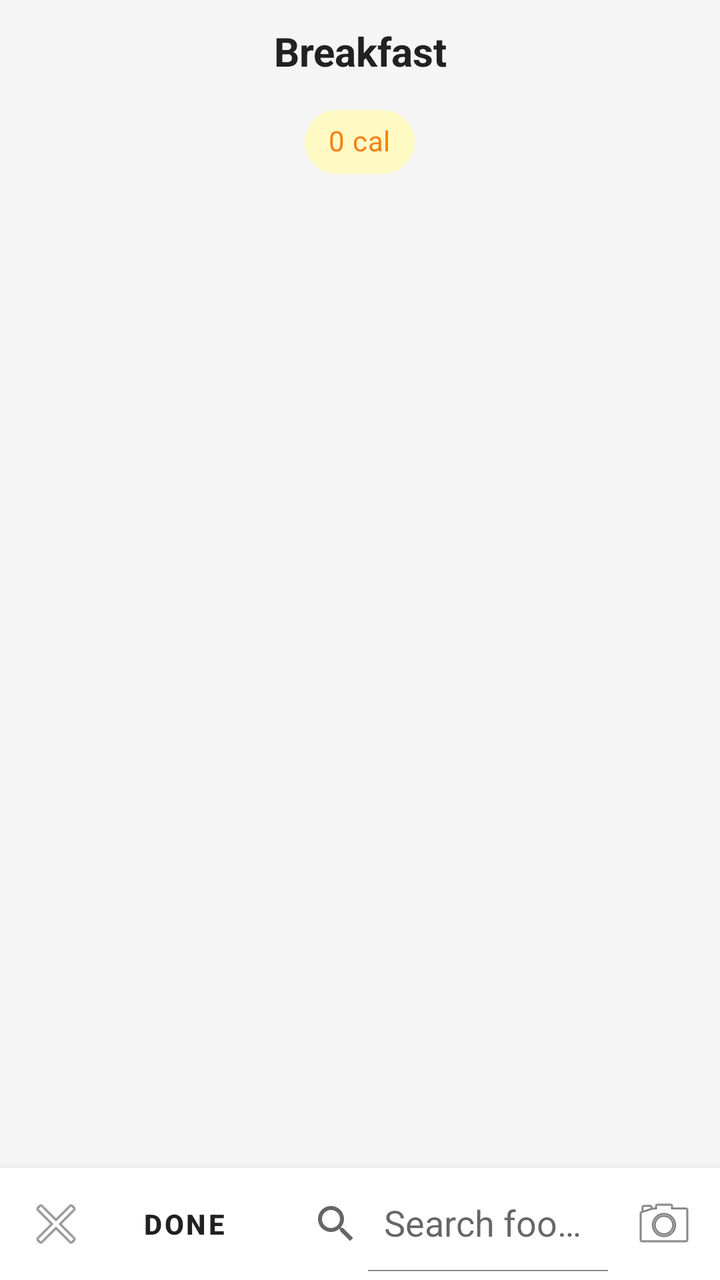
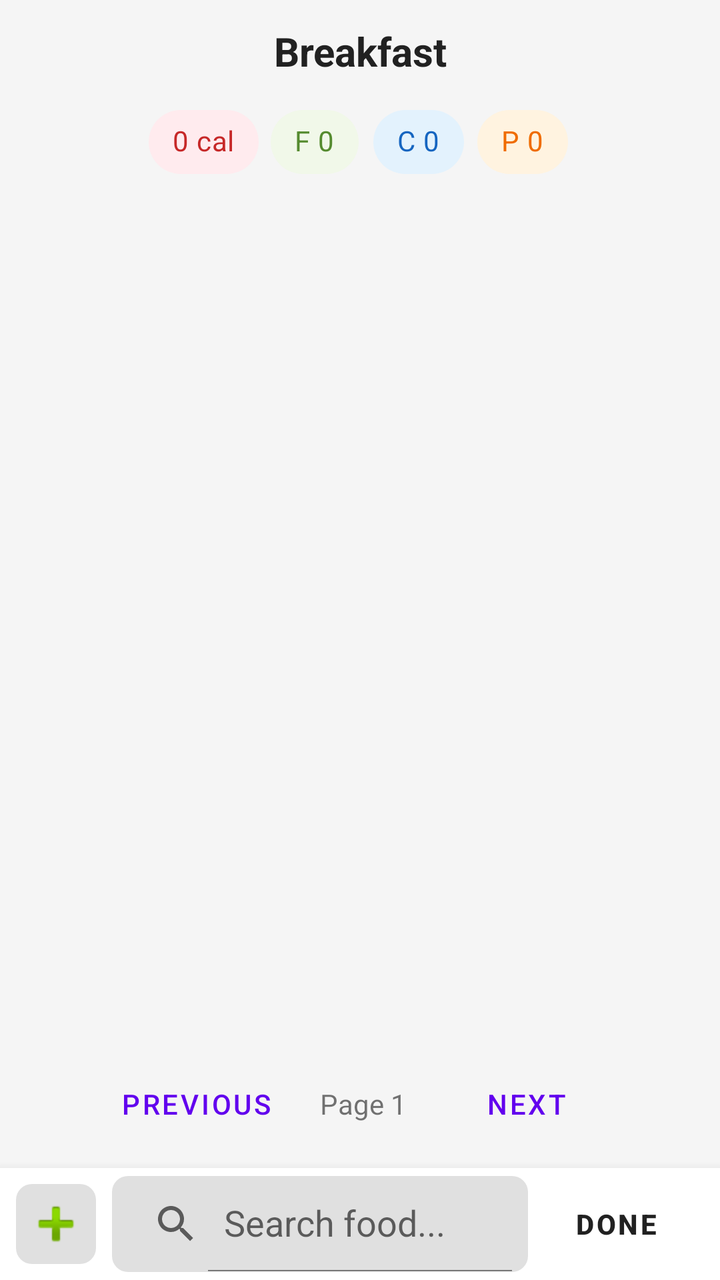

Screens rendered from an Android XML layout before and after an edit, with the pre-edit source and the edit as a unified diff.
<!-- AndroidManifest.xml: application theme Theme.LionFitApp -->
<!-- res/layout/fragment_add_food.xml -->
<?xml version="1.0" encoding="utf-8"?>
<LinearLayout xmlns:android="http://schemas.android.com/apk/res/android"
    xmlns:app="http://schemas.android.com/apk/res-auto"
    android:layout_width="match_parent"
    android:layout_height="match_parent"
    android:orientation="vertical"
    android:background="#F5F5F5">

    

    
    <TextView
        android:id="@+id/tvMealTitle"
        android:layout_width="match_parent"
        android:layout_height="wrap_content"
        android:text="Breakfast"
        android:gravity="center"
        android:textSize="20sp"
        android:textStyle="bold"
        android:textColor="#212121"
        android:paddingTop="12dp"
        android:paddingBottom="8dp" />

    
    <com.google.android.material.chip.Chip
        android:id="@+id/chipCal"
        style="@style/Widget.MaterialComponents.Chip.Action"
        android:layout_width="wrap_content"
        android:layout_height="wrap_content"
        android:layout_gravity="center_horizontal"
        android:layout_marginBottom="8dp"
        android:text="0 cal"
        app:chipBackgroundColor="#FFF9C4"
        android:textColor="#F57F17" />

    
    <androidx.recyclerview.widget.RecyclerView
        android:id="@+id/rvFoodResults"
        android:layout_width="match_parent"
        android:layout_height="0dp"
        android:layout_weight="1"
        android:clipToPadding="false"
        android:paddingHorizontal="16dp"
        android:paddingBottom="8dp" />

    
    <LinearLayout
        android:layout_width="match_parent"
        android:layout_height="wrap_content"
        android:orientation="horizontal"
        android:gravity="center_vertical"
        android:background="@android:color/white"
        android:paddingStart="8dp"
        android:paddingEnd="8dp"
        android:paddingTop="4dp"
        android:paddingBottom="4dp"
        android:elevation="8dp">

        <ImageButton
            android:id="@+id/btnBack"
            android:layout_width="40dp"
            android:layout_height="40dp"
            android:src="@android:drawable/ic_menu_close_clear_cancel"
            android:background="?attr/selectableItemBackgroundBorderless"
            android:contentDescription="@string/cd_back" />

        <Button
            android:id="@+id/btnDone"
            style="@style/Widget.MaterialComponents.Button.TextButton"
            android:layout_width="wrap_content"
            android:layout_height="wrap_content"
            android:text="@string/btn_done"
            android:textColor="#212121"
            android:textStyle="bold" />

        <androidx.appcompat.widget.SearchView
            android:id="@+id/searchFood"
            android:layout_width="0dp"
            android:layout_height="wrap_content"
            android:layout_weight="1"
            app:queryHint="@string/hint_search_food"
            app:iconifiedByDefault="false" />

        <ImageButton
            android:layout_width="40dp"
            android:layout_height="40dp"
            android:src="@android:drawable/ic_menu_camera"
            android:background="?attr/selectableItemBackgroundBorderless"
            android:contentDescription="@string/cd_scan" />

    </LinearLayout>

</LinearLayout>
<!-- resources referenced by this layout -->
<resources>
  <string name="btn_done">Done</string>
  <string name="cd_back">Back</string>
  <string name="cd_scan">Scan barcode</string>
  <string name="hint_search_food">Search food...</string>
  <style name="Theme.LionFitApp" parent="Theme.MaterialComponents.Light.NoActionBar">
          <item name="android:windowLightStatusBar">true</item>
      </style>
</resources>

<!-- the commit's change to res/layout/fragment_add_food.xml (unified diff, before → after) -->
@@ -22,16 +22,52 @@
         android:paddingBottom="8dp" />
 
     
-    <com.google.android.material.chip.Chip
-        android:id="@+id/chipCal"
-        style="@style/Widget.MaterialComponents.Chip.Action"
-        android:layout_width="wrap_content"
+    <LinearLayout
+        android:layout_width="match_parent"
         android:layout_height="wrap_content"
-        android:layout_gravity="center_horizontal"
-        android:layout_marginBottom="8dp"
-        android:text="0 cal"
-        app:chipBackgroundColor="#FFF9C4"
-        android:textColor="#F57F17" />
+        android:orientation="horizontal"
+        android:gravity="center"
+        android:layout_marginBottom="8dp">
+
+        <com.google.android.material.chip.Chip
+            android:id="@+id/chipCal"
+            style="@style/Widget.MaterialComponents.Chip.Action"
+            android:layout_width="wrap_content"
+            android:layout_height="wrap_content"
+            android:layout_marginEnd="4dp"
+            android:text="0 cal"
+            app:chipBackgroundColor="#FFEBEE"
+            android:textColor="#C62828" />
+
+        <com.google.android.material.chip.Chip
+            android:id="@+id/chipFat"
+            style="@style/Widget.MaterialComponents.Chip.Action"
+            android:layout_width="wrap_content"
+            android:layout_height="wrap_content"
+            android:layout_marginEnd="4dp"
+            android:text="F 0"
+            app:chipBackgroundColor="#F1F8E9"
+            android:textColor="#558B2F" />
+
+        <com.google.android.material.chip.Chip
+            android:id="@+id/chipCarb"
+            style="@style/Widget.MaterialComponents.Chip.Action"
+            android:layout_width="wrap_content"
+            android:layout_height="wrap_content"
+            android:layout_marginEnd="4dp"
+            android:text="C 0"
+            app:chipBackgroundColor="#E3F2FD"
+            android:textColor="#1565C0" />
+
+        <com.google.android.material.chip.Chip
+            android:id="@+id/chipProtein"
+            style="@style/Widget.MaterialComponents.Chip.Action"
+            android:layout_width="wrap_content"
+            android:layout_height="wrap_content"
+            android:text="P 0"
+            app:chipBackgroundColor="#FFF3E0"
+            android:textColor="#EF6C00" />
+    </LinearLayout>
 
     
     <androidx.recyclerview.widget.RecyclerView
@@ -48,6 +84,36 @@
         android:layout_width="match_parent"
         android:layout_height="wrap_content"
         android:orientation="horizontal"
+        android:gravity="center"
+        android:padding="8dp">
+
+        <Button
+            android:id="@+id/btnPrevPage"
+            style="@style/Widget.MaterialComponents.Button.TextButton"
+            android:layout_width="wrap_content"
+            android:layout_height="wrap_content"
+            android:text="Previous" />
+
+        <TextView
+            android:id="@+id/tvPageNum"
+            android:layout_width="wrap_content"
+            android:layout_height="wrap_content"
+            android:text="Page 1"
+            android:layout_marginHorizontal="16dp" />
+
+        <Button
+            android:id="@+id/btnNextPage"
+            style="@style/Widget.MaterialComponents.Button.TextButton"
+            android:layout_width="wrap_content"
+            android:layout_height="wrap_content"
+            android:text="Next" />
+    </LinearLayout>
+
+    
+    <LinearLayout
+        android:layout_width="match_parent"
+        android:layout_height="wrap_content"
+        android:orientation="horizontal"
         android:gravity="center_vertical"
         android:background="@android:color/white"
         android:paddingStart="8dp"
@@ -57,12 +123,22 @@
         android:elevation="8dp">
 
         <ImageButton
-            android:id="@+id/btnBack"
+            android:id="@+id/btnAddManual"
             android:layout_width="40dp"
             android:layout_height="40dp"
-            android:src="@android:drawable/ic_menu_close_clear_cancel"
-            android:background="?attr/selectableItemBackgroundBorderless"
-            android:contentDescription="@string/cd_back" />
+            android:src="@android:drawable/ic_input_add"
+            android:background="@drawable/bg_quantity_display"
+            android:layout_marginEnd="8dp"
+            android:contentDescription="Add New Menu" />
+
+        <androidx.appcompat.widget.SearchView
+            android:id="@+id/searchFood"
+            android:layout_width="0dp"
+            android:layout_height="wrap_content"
+            android:layout_weight="1"
+            android:background="@drawable/bg_quantity_display"
+            app:queryHint="@string/hint_search_food"
+            app:iconifiedByDefault="false" />
 
         <Button
             android:id="@+id/btnDone"
@@ -73,21 +149,6 @@
             android:textColor="#212121"
             android:textStyle="bold" />
 
-        <androidx.appcompat.widget.SearchView
-            android:id="@+id/searchFood"
-            android:layout_width="0dp"
-            android:layout_height="wrap_content"
-            android:layout_weight="1"
-            app:queryHint="@string/hint_search_food"
-            app:iconifiedByDefault="false" />
-
-        <ImageButton
-            android:layout_width="40dp"
-            android:layout_height="40dp"
-            android:src="@android:drawable/ic_menu_camera"
-            android:background="?attr/selectableItemBackgroundBorderless"
-            android:contentDescription="@string/cd_scan" />
-
     </LinearLayout>
 
 </LinearLayout>
<!-- resource entries referenced after the edit -->
@@ -1,8 +1,12 @@
 <!-- resources referenced by this layout -->
 <resources>
+  <!-- drawable bg_quantity_display (drawable) -->
+  <?xml version="1.0" encoding="utf-8"?>
+  <shape xmlns:android="http://schemas.android.com/apk/res/android">
+      <solid android:color="#E0E0E0" />
+      <corners android:radius="8dp" />
+  </shape>
   <string name="btn_done">Done</string>
-  <string name="cd_back">Back</string>
-  <string name="cd_scan">Scan barcode</string>
   <string name="hint_search_food">Search food...</string>
   <style name="Theme.LionFitApp" parent="Theme.MaterialComponents.Light.NoActionBar">
           <item name="android:windowLightStatusBar">true</item>
